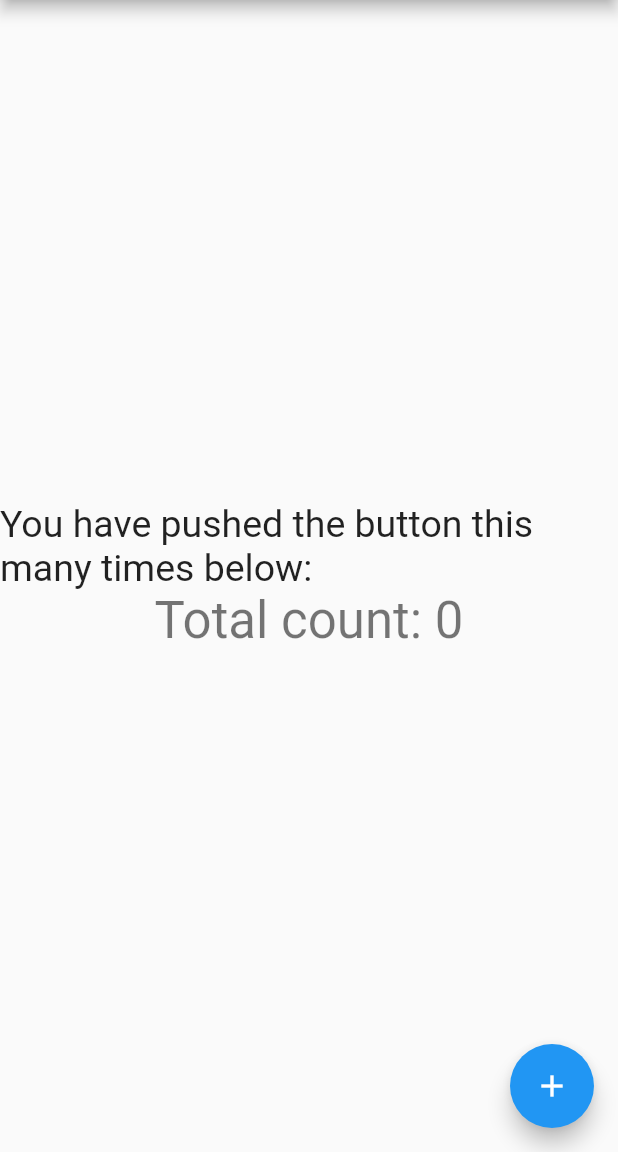
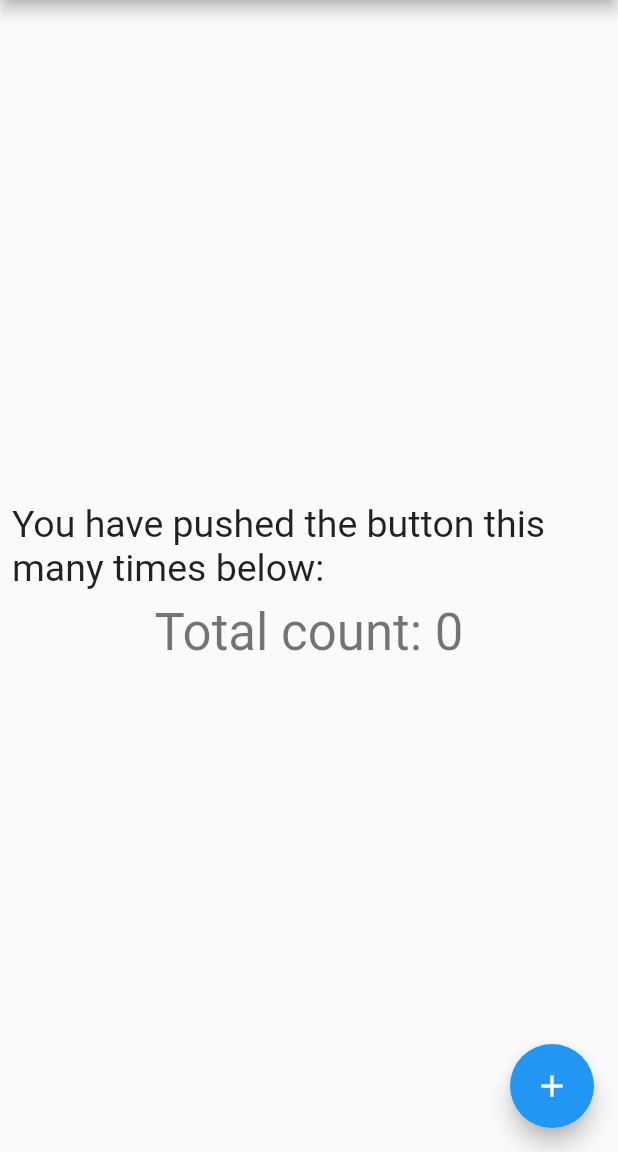
Before and after one commit to RumitPatel/flutter_example, a Flutter app: the screen it shows after launch, on a phone screen of 412 x 824 dp, the part 84-1236 px from its top. Run offline on Flutter 3.47's test engine with Material 2 defaults, Android fonts, the phone set to English and light mode, and no system bars.

Commit message:
padding added.

```diff
--- a/lib/main.dart
+++ b/lib/main.dart
@@ -95,9 +95,12 @@ class _MyHomePageState extends State<MyHomePage> {
           // horizontal).
           mainAxisAlignment: MainAxisAlignment.center,
           children: <Widget>[
-            const Text(
-              'You have pushed the button this many times below:',
-              style: TextStyle(fontSize: 25),
+            const Padding(
+              padding: EdgeInsets.all(8.0),
+              child: Text(
+                'You have pushed the button this many times below:',
+                style: TextStyle(fontSize: 25),
+              ),
             ),
             Text(
               'Total count: $_counter',
```
